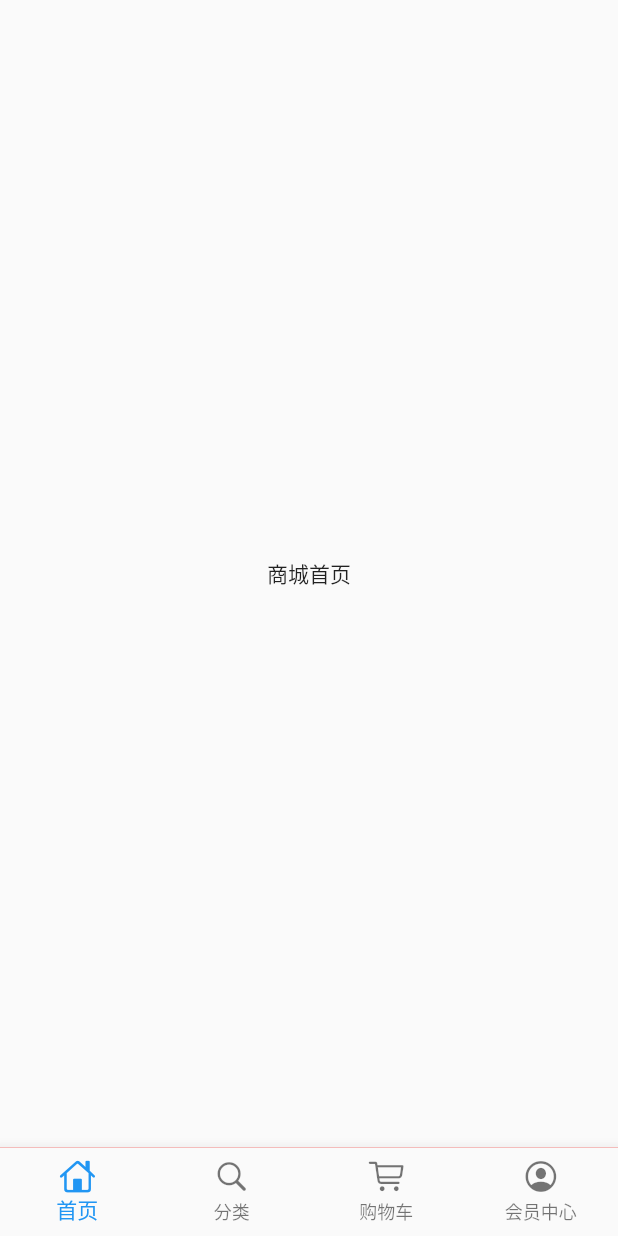
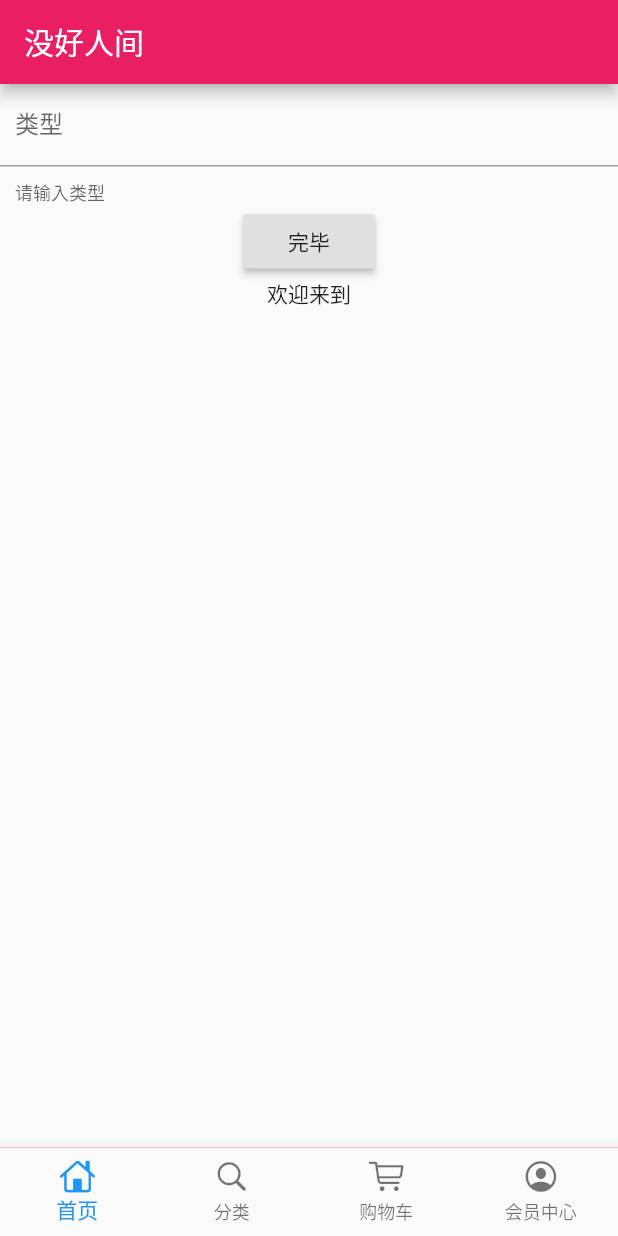
Before and after one commit to shalang312/jsonz_flutter, a Flutter app: the screen it shows after launch, on a phone screen of 412 x 824 dp. Run offline on Flutter 3.47's test engine with Material 2 defaults, Android fonts, the phone set to English and light mode, and no system bars; our stand-ins replace dio.

Commit message:
get请求 4.9

```diff
--- a/lib/pages/home_page.dart
+++ b/lib/pages/home_page.dart
@@ -1,12 +1,115 @@
 import 'package:flutter/material.dart';
+import 'package:dio/dio.dart';
 
-class HomePage extends StatelessWidget {
+class HomePage extends StatefulWidget {
+  @override
+  _HomePageState createState() => _HomePageState();
+}
+
+class _HomePageState extends State<HomePage> {
+  TextEditingController typeController = TextEditingController();
+  String showText = '欢迎来到';
+
   @override
   Widget build(BuildContext context) {
-    return Scaffold(
-      body: Center(
-        child: Text("商城首页"),
+    return Container(
+      child: Scaffold(
+        appBar: AppBar(
+          title: Text("没好人间"),
+        ),
+        body: SingleChildScrollView(
+          child: Container(
+            child: Column(
+              children: <Widget>[
+                TextField(
+                  controller: typeController,
+                  decoration: InputDecoration(
+                    contentPadding: EdgeInsets.all(10),
+                    labelText: '类型',
+                    helperText: '请输入类型',
+                  ),
+                  // 默认会打开软键盘
+                  autofocus: false,
+                ),
+                RaisedButton(
+                  onPressed: _chooseAction,
+                  child: Text('完毕'),
+                ),
+                Text(
+                  showText,
+                  overflow: TextOverflow.ellipsis,
+                  maxLines: 2,
+                ),
+              ],
+            ),
+          ),
+        ),
       ),
     );
   }
+
+  void _chooseAction() {
+    print("开始选择");
+    if (typeController.text.toString() == '') {
+      showDialog(
+        context: context,
+        builder: (context) => AlertDialog(
+              title: Text('不能为空'),
+            ),
+      );
+    } else {
+      getHttp(typeController.text.toString()).then((val) {
+        setState(() {
+          /*
+      {"success":true,"data":{"default":"jspang","_req":{"method":"GET","url":"/mock/5c60131a4bed3a6342711498/baixing/dabaojian?name=123456",
+      "header":{"host":"www.easy-mock.com","x-forwarded-for":"116.226.251.94","x-forwarded-proto":"https","connection":"close",
+      "content-length":"0","user-agent":"Dart/2.1 (dart:io)","accept-encoding":"gzip"}},"name":"123456走进了房间，来为你亲情服务"}}
+       */
+          showText = val['data']['name'].toString();
+        });
+      });
+    }
+  }
+
+  Future getHttp(String typeText) async {
+    try {
+      Response response;
+      var data = {'name': typeText};
+      response = await Dio().get(
+        'https://www.easy-mock.com/mock/5c60131a4bed3a6342711498/baixing/dabaojian',
+        queryParameters: data,
+      );
+      print(response);
+      return response.data;
+    } catch (e) {
+      return print(e);
+    }
+  }
 }
+
+//class HomePage extends StatelessWidget {
+//  @override
+//  Widget build(BuildContext context) {
+//    getHttp();
+//    return Scaffold(
+//      body: Center(
+//        child: Text("商城首页"),
+//      ),
+//    );
+//  }
+//
+//  // 请求服务(异步)
+//  void getHttp() async {
+//    try {
+//      Response response;
+//      var data = {'name': '123456'};
+//      response = await Dio().get(
+//        "https://www.easy-mock.com/mock/5c60131a4bed3a6342711498/baixing/dabaojian?name=",
+//        queryParameters: data,
+//      );
+//      return print(response);
+//    } catch (e) {
+//      return print(e);
+//    }
+//  }
+//}
--- a/pubspec.yaml
+++ b/pubspec.yaml
@@ -23,6 +23,8 @@ dependencies:
   # The following adds the Cupertino Icons font to your application.
   # Use with the CupertinoIcons class for iOS style icons.
   cupertino_icons: ^0.1.2
+
+  dio: ^2.0.9
 
 dev_dependencies:
   flutter_test:
```
Also changed, not shown: 1 other file.
